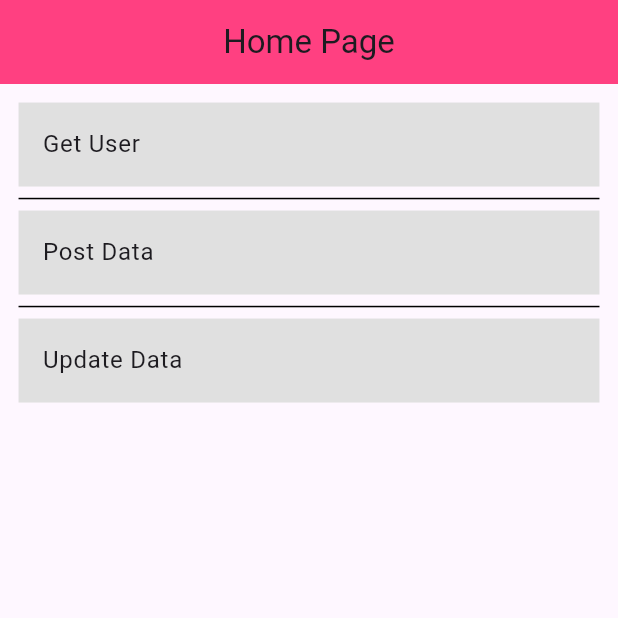
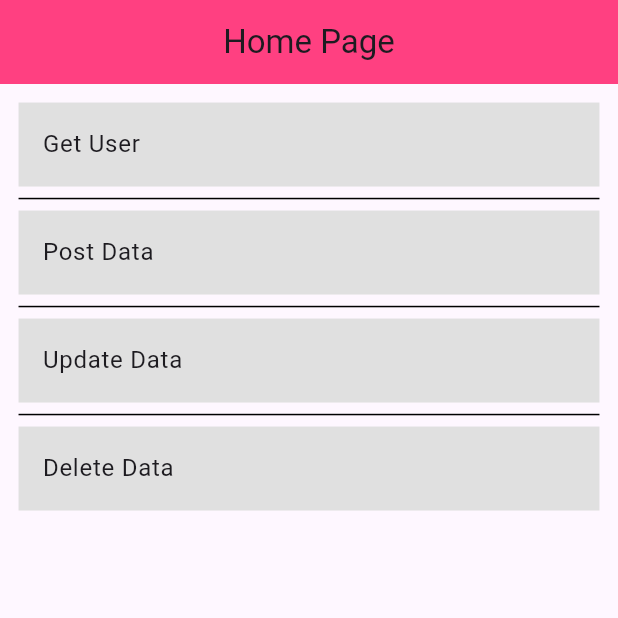
Before and after one commit to syafiulhuda/flutter_http_using_bloc_pattern, a Flutter app: the screen it shows after launch, on a phone screen of 412 x 824 dp, the top half of it. Run offline on Flutter 3.47's test engine with Material 3 defaults, Android fonts, the phone set to English and light mode, and no system bars; our stand-ins replace bloc, equatable, flutter_bloc.

Commit message:
add delete method

```diff
--- /dev/null
+++ b/lib/bloc/delete_user/delete_user_bloc.dart
@@ -0,0 +1,30 @@
+import 'package:bloc/bloc.dart';
+import 'package:equatable/equatable.dart';
+import 'package:http/http.dart' as http;
+
+part 'delete_user_event.dart';
+part 'delete_user_state.dart';
+
+class DeleteUserBloc extends Bloc<DeleteUserEvent, DeleteUserState> {
+  DeleteUserBloc() : super(DeleteUserInitial()) {
+    on<DeleteUser>(_deleteUser);
+  }
+
+  void _deleteUser(DeleteUser event, Emitter<DeleteUserState> emit) async {
+    emit(DeleteUserLoading());
+
+    try {
+      Uri url = Uri.parse("https://reqres.in/api/users/${event.id}");
+
+      var response = await http.delete(url);
+
+      if (response.statusCode == 204) {
+        emit(DeleteUserLoaded(id: event.id));
+      } else {
+        emit(const DeleteUserError(message: "Failed to Delete User"));
+      }
+    } catch (e) {
+      emit(DeleteUserError(message: "Error: $e"));
+    }
+  }
+}
--- /dev/null
+++ b/lib/bloc/delete_user/delete_user_event.dart
@@ -0,0 +1,17 @@
+part of 'delete_user_bloc.dart';
+
+sealed class DeleteUserEvent extends Equatable {
+  const DeleteUserEvent();
+
+  @override
+  List<Object> get props => [];
+}
+
+class DeleteUser extends DeleteUserEvent {
+  final int id;
+
+  const DeleteUser({required this.id});
+
+  @override
+  List<Object> get props => [id];
+}
--- /dev/null
+++ b/lib/bloc/delete_user/delete_user_state.dart
@@ -0,0 +1,30 @@
+part of 'delete_user_bloc.dart';
+
+sealed class DeleteUserState extends Equatable {
+  const DeleteUserState();
+
+  @override
+  List<Object> get props => [];
+}
+
+final class DeleteUserInitial extends DeleteUserState {}
+
+final class DeleteUserLoading extends DeleteUserState {}
+
+final class DeleteUserLoaded extends DeleteUserState {
+  final int id;
+
+  const DeleteUserLoaded({required this.id});
+
+  @override
+  List<Object> get props => [id];
+}
+
+final class DeleteUserError extends DeleteUserState {
+  final String message;
+
+  const DeleteUserError({required this.message});
+
+  @override
+  List<Object> get props => [message];
+}
--- a/lib/bloc/get_data/get_data_bloc.dart
+++ b/lib/bloc/get_data/get_data_bloc.dart
@@ -1,24 +1,23 @@
-// ignore_for_file: unused_import
-
 import 'dart:convert';
-import 'dart:io';
 import 'dart:math';
 
 import 'package:bloc/bloc.dart';
 import 'package:equatable/equatable.dart';
 import 'package:flutter_http_request/models/get_single_user.dart';
-import 'package:flutter_http_request/models/post_user.dart';
-import 'package:http/io_client.dart';
 import 'package:http/http.dart' as http;
 
 part 'get_data_event.dart';
 part 'get_data_state.dart';
 
 class GetDataBloc extends Bloc<GetDataEvent, GetDataState> {
+  final Set<int> deletedIds =
+      {}; // Definisikan set untuk menyimpan ID yang dihapus
+
   GetDataBloc() : super(GetDataInitial()) {
     // !
     // ? Use the code
     on<FetchUser>(_onFetchDataViaHttp);
+    on<FetchNewUser>(_onFetchDataNewID);
   }
 
   // !
@@ -49,4 +48,34 @@ class GetDataBloc extends Bloc<GetDataEvent, GetDataState> {
       emit(GetDataError(message: 'Failed to load data: $e'));
     }
   }
+
+  void _onFetchDataNewID(FetchNewUser event, Emitter<GetDataState> emit) async {
+    emit(GetDataLoading());
+
+    try {
+      int randomId;
+      do {
+        randomId = Random().nextInt(10) + 1; // Generate ID between 1 and 10
+      } while (deletedIds.contains(randomId)); // Ensure ID hasn't been deleted
+
+      Uri url = Uri.parse("https://reqres.in/api/users/$randomId");
+
+      var response = await http.get(url);
+
+      if (response.statusCode == 200) {
+        Map<String, dynamic> data = json.decode(response.body);
+        GetSingleUser user = GetSingleUser.fromMap(data);
+
+        emit(GetDataLoaded(user: user));
+      } else {
+        emit(GetDataError(message: {response.statusCode}.toString()));
+      }
+    } catch (e) {
+      emit(GetDataError(message: 'Failed to load data: $e'));
+    }
+  }
+
+  void markIdAsDeleted(int id) {
+    deletedIds.add(id); // Add ID to deletedIds set
+  }
 }
--- a/lib/bloc/get_data/get_data_event.dart
+++ b/lib/bloc/get_data/get_data_event.dart
@@ -8,3 +8,5 @@ sealed class GetDataEvent extends Equatable {
 }
 
 class FetchUser extends GetDataEvent {}
+
+class FetchNewUser extends GetDataEvent {}
--- /dev/null
+++ b/lib/bloc/get_list_data/get_list_data_bloc.dart
@@ -0,0 +1,58 @@
+import 'dart:convert';
+import 'package:bloc/bloc.dart';
+import 'package:equatable/equatable.dart';
+import 'package:flutter_http_request/models/get_list_user.dart';
+import 'package:http/http.dart' as http;
+
+part 'get_list_data_event.dart';
+part 'get_list_data_state.dart';
+
+class GetListDataBloc extends Bloc<GetListDataEvent, GetListDataState> {
+  // ! Set untuk menyimpan ID yang dihapus
+  final Set<int> _deletedIds = {};
+
+  GetListDataBloc() : super(GetListDataInitial()) {
+    on<FetchListData>(_getListData);
+  }
+
+  void _getListData(FetchListData event, Emitter<GetListDataState> emit) async {
+    emit(GetListDataLoading());
+
+    Uri url =
+        Uri.parse("https://reqres.in/api/users?page=${event.contentPerPage}");
+
+    var response = await http.get(url);
+
+    try {
+      if (response.statusCode == 200) {
+        Map<String, dynamic> data = json.decode(response.body);
+        GetListUser getListUser = GetListUser.fromMap(data);
+
+        // ! Filter data untuk menghilangkan ID yang sudah dihapus
+        final filteredData = getListUser.data
+            .where((user) => !_deletedIds.contains(user.id))
+            .toList();
+
+        emit(GetListDataLoaded(
+            data: GetListUser(
+          data: filteredData,
+          totalPages: getListUser.totalPages,
+          page: getListUser.page,
+          support: getListUser.support,
+        )));
+      }
+    } catch (e) {
+      emit(GetListDataError(message: "Failed to load data: $e"));
+    }
+  }
+
+  // ! Method untuk menghapus ID yang dihapus
+  void markAsDeleted(int id) {
+    _deletedIds.add(id);
+  }
+
+  // ! Method untuk menghapus semua ID yang dihapus
+  void clearDeleteIds() {
+    _deletedIds.clear();
+  }
+}
--- /dev/null
+++ b/lib/bloc/get_list_data/get_list_data_event.dart
@@ -0,0 +1,17 @@
+part of 'get_list_data_bloc.dart';
+
+sealed class GetListDataEvent extends Equatable {
+  const GetListDataEvent();
+
+  @override
+  List<Object> get props => [];
+}
+
+class FetchListData extends GetListDataEvent {
+  final GetListUser? contentPerPage;
+
+  const FetchListData({this.contentPerPage});
+
+  @override
+  List<Object> get props => [contentPerPage!];
+}
--- /dev/null
+++ b/lib/bloc/get_list_data/get_list_data_state.dart
@@ -0,0 +1,30 @@
+part of 'get_list_data_bloc.dart';
+
+sealed class GetListDataState extends Equatable {
+  const GetListDataState();
+
+  @override
+  List<Object> get props => [];
+}
+
+final class GetListDataInitial extends GetListDataState {}
+
+final class GetListDataLoading extends GetListDataState {}
+
+final class GetListDataLoaded extends GetListDataState {
+  final GetListUser data;
+
+  const GetListDataLoaded({required this.data});
+
+  @override
+  List<Object> get props => [data];
+}
+
+final class GetListDataError extends GetListDataState {
+  final String message;
+
+  const GetListDataError({required this.message});
+
+  @override
+  List<Object> get props => [message];
+}
--- a/lib/main.dart
+++ b/lib/main.dart
@@ -4,7 +4,9 @@ import 'package:flutter/material.dart';
 import 'package:flutter_bloc/flutter_bloc.dart';
 import 'package:flutter_http_request/app.dart';
 import 'package:flutter_http_request/bloc/create_data/create_data_bloc.dart';
+import 'package:flutter_http_request/bloc/delete_user/delete_user_bloc.dart';
 import 'package:flutter_http_request/bloc/get_data/get_data_bloc.dart';
+import 'package:flutter_http_request/bloc/get_list_data/get_list_data_bloc.dart';
 import 'package:flutter_http_request/bloc/update_data/update_data_bloc.dart';
 
 // ! Handling CERTIFICATE_VERIFY_FAILED
@@ -33,10 +35,16 @@ class MyApp extends StatelessWidget {
           create: (context) => GetDataBloc(),
         ),
         BlocProvider(
+          create: (context) => GetListDataBloc(),
+        ),
+        BlocProvider(
           create: (context) => CreateDataBloc(),
         ),
         BlocProvider(
           create: (context) => UpdateDataBloc(),
+        ),
+        BlocProvider(
+          create: (context) => DeleteUserBloc(),
         ),
       ],
       child: App(),
--- /dev/null
+++ b/lib/models/get_list_user.dart
@@ -0,0 +1,104 @@
+import 'dart:convert';
+
+// ! https://reqres.in/api/users?page=2
+
+class GetListUser {
+  final int page;
+  final int? perPage;
+  final int? total;
+  final int? totalPages;
+  final List<Datum> data;
+  final Support support;
+
+  GetListUser({
+    required this.page,
+    this.perPage,
+    this.total,
+    this.totalPages,
+    required this.data,
+    required this.support,
+  });
+
+  factory GetListUser.fromJson(String str) =>
+      GetListUser.fromMap(json.decode(str));
+
+  String toJson() => json.encode(toMap());
+
+  factory GetListUser.fromMap(Map<String, dynamic> json) => GetListUser(
+        page: json["page"],
+        perPage: json["per_page"],
+        total: json["total"],
+        totalPages: json["total_pages"],
+        data: List<Datum>.from(json["data"].map((x) => Datum.fromMap(x))),
+        support: Support.fromMap(json["support"]),
+      );
+
+  Map<String, dynamic> toMap() => {
+        "page": page,
+        "per_page": perPage,
+        "total": total,
+        "total_pages": totalPages,
+        "data": List<dynamic>.from(data.map((x) => x.toMap())),
+        "support": support.toMap(),
+      };
+}
+
+class Datum {
+  final int id;
+  final String email;
+  final String firstName;
+  final String lastName;
+  final String avatar;
+
+  Datum({
+    required this.id,
+    required this.email,
+    required this.firstName,
+    required this.lastName,
+    required this.avatar,
+  });
+
+  factory Datum.fromJson(String str) => Datum.fromMap(json.decode(str));
+
+  String toJson() => json.encode(toMap());
+
+  factory Datum.fromMap(Map<String, dynamic> json) => Datum(
+        id: json["id"],
+        email: json["email"],
+        firstName: json["first_name"],
+        lastName: json["last_name"],
+        avatar: json["avatar"],
+      );
+
+  Map<String, dynamic> toMap() => {
+        "id": id,
+        "email": email,
+        "first_name": firstName,
+        "last_name": lastName,
+        "avatar": avatar,
+      };
+}
+
+class Support {
+  final String url;
+  final String text;
+
+  Support({
+    required this.url,
+    required this.text,
+  });
+
+  factory Support.fromJson(String str) => Support.fromMap(json.decode(str));
+
+  String toJson() => json.encode(toMap());
+
+  factory Support.fromMap(Map<String, dynamic> json) => Support(
+        url: json["url"],
+        text: json["text"],
+      );
+
+  Map<String, dynamic> toMap() => {
+        "url": url,
+        "text": text,
+      };
+}
--- a/lib/models/post_user.dart
+++ b/lib/models/post_user.dart
@@ -2,14 +2,14 @@ import 'dart:convert';
 
 class CreateNewUser {
   final String? id;
-  final String name;
-  final String job;
+  final String? name;
+  final String? job;
   final String? createdAt;
 
   CreateNewUser({
     this.id,
-    required this.name,
-    required this.job,
+    this.name,
+    this.job,
     this.createdAt,
   });
 
--- a/lib/routes/routes.dart
+++ b/lib/routes/routes.dart
@@ -1,9 +1,11 @@
 import 'package:flutter/material.dart';
 import 'package:flutter_bloc/flutter_bloc.dart';
 import 'package:flutter_http_request/bloc/create_data/create_data_bloc.dart';
+import 'package:flutter_http_request/bloc/delete_user/delete_user_bloc.dart';
 
 import 'package:flutter_http_request/bloc/get_data/get_data_bloc.dart';
 import 'package:flutter_http_request/bloc/update_data/update_data_bloc.dart';
+import 'package:flutter_http_request/views/delete_view.dart';
 import 'package:flutter_http_request/views/get_view.dart';
 import 'package:flutter_http_request/views/home_page.dart';
 import 'package:flutter_http_request/views/not_found_view.dart';
@@ -16,6 +18,7 @@ class AppRouter {
   final GetDataBloc blocViaGenerateRoute = GetDataBloc();
   final CreateDataBloc createDataBloc = CreateDataBloc();
   final UpdateDataBloc updateDataBloc = UpdateDataBloc();
+  final DeleteUserBloc deleteUserBloc = DeleteUserBloc();
 
   Route onGenereteRoute(RouteSettings settings) {
     switch (settings.name) {
@@ -44,6 +47,13 @@ class AppRouter {
             child: const UpdateView(),
           ),
         );
+      case "/delete":
+        return MaterialPageRoute(
+          builder: (context) => BlocProvider.value(
+            value: deleteUserBloc,
+            child: const DeleteView(),
+          ),
+        );
       default:
         return MaterialPageRoute(
           builder: (context) => const NotFoundView(),
--- a/lib/views/home_page.dart
+++ b/lib/views/home_page.dart
@@ -12,6 +12,7 @@ class HomePage extends StatelessWidget {
       {"name": "Get User", "route": "/get"},
       {"name": "Post Data", "route": "/post"},
       {"name": "Update Data", "route": "/update"},
+      {"name": "Delete Data", "route": "/delete"},
     ];
 
     // ! Screen Width
--- a/lib/views/post_view.dart
+++ b/lib/views/post_view.dart
@@ -105,8 +105,8 @@ class PostView extends StatelessWidget {
                     borderRadius: BorderRadius.circular(10),
                   ),
                   tileColor: const Color(0xFFE0E0E0),
-                  title: Text(state.data.name),
-                  subtitle: Text(state.data.job),
+                  title: Text(state.data.name!),
+                  subtitle: Text(state.data.job!),
                 )
               else
                 const Text("Data belum ditambahkan")
--- a/lib/views/update_view.dart
+++ b/lib/views/update_view.dart
@@ -138,8 +138,8 @@ class UpdateView extends StatelessWidget {
                     borderRadius: BorderRadius.circular(10),
                   ),
                   tileColor: const Color(0xFFE0E0E0),
-                  title: Text(state.data.name),
-                  subtitle: Text(state.data.job),
+                  title: Text(state.data.name!),
+                  subtitle: Text(state.data.job!),
                 )
               else
                 const Text("Data belum ditambahkan"),
@@ -173,8 +173,8 @@ class UpdateView extends StatelessWidget {
                         borderRadius: BorderRadius.circular(10),
                       ),
                       tileColor: const Color(0xFFE0E0E0),
-                      title: Text(state.data.name),
-                      subtitle: Text(state.data.job),
+                      title: Text(state.data.name!),
+                      subtitle: Text(state.data.job!),
                     );
                   } else {
                     return const Text("Tidak ada data untuk diperbarui");
--- a/lib/widgets/app_bar_widget.dart
+++ b/lib/widgets/app_bar_widget.dart
@@ -1,11 +1,14 @@
+// ignore_for_file: public_member_api_docs, sort_constructors_first
 import 'package:flutter/material.dart';
 
 class AppBarWidget extends StatelessWidget implements PreferredSizeWidget {
   final String title;
+  final List<Widget>? actionButton;
 
   const AppBarWidget({
     super.key,
     required this.title,
+    this.actionButton,
   });
 
   @override
@@ -14,6 +17,7 @@ class AppBarWidget extends StatelessWidget implements PreferredSizeWidget {
       centerTitle: true,
       backgroundColor: Colors.pinkAccent,
       title: Text(title),
+      actions: actionButton,
     );
   }
 
```
Also changed, not shown: lib/views/delete_view.dart (added, +124 -0 lines).
